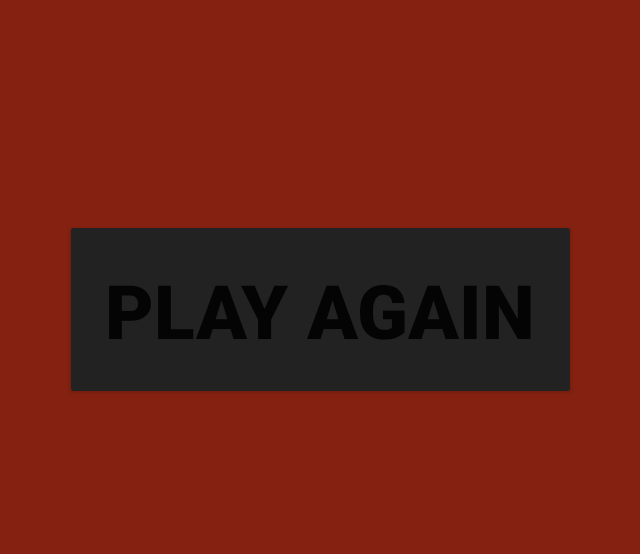
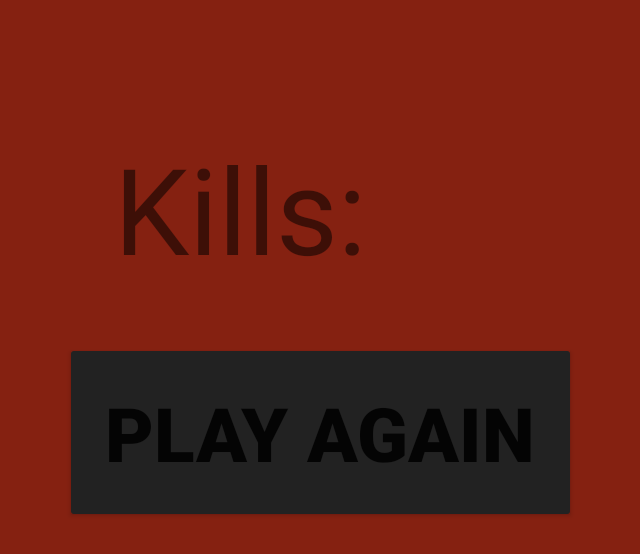
Before and after one commit to 21tanman/CPSC312-Project-Zambies, an Android app: the EndScreen screen opened directly, with no data from a screen before it, on a phone screen of 824 x 412 dp (held sideways). Shown: the top 554 px of the screen, without its empty margins (297-937 px from the left). Run offline under Robolectric (Android 15) with nearby library versions, the phone set to English and light mode, and no system bars; 2 statements that could not run were skipped.

```diff
--- a/app/src/main/java/com/example/projectzombies/EndScreen.java
+++ b/app/src/main/java/com/example/projectzombies/EndScreen.java
@@ -2,6 +2,8 @@ package com.example.projectzombies;
 
 import androidx.appcompat.app.AppCompatActivity;
 
+import android.content.Context;
+import android.content.SharedPreferences;
 import android.os.Bundle;
 
 public class EndScreen extends AppCompatActivity {
@@ -9,5 +11,9 @@ public class EndScreen extends AppCompatActivity {
     protected void onCreate(Bundle savedInstanceState) {
         super.onCreate(savedInstanceState);
         setContentView(R.layout.activity_end_screen);
+
+        Context context = getActivity();
+        SharedPreferences sharedPref = context.getSharedPreferences(getString(R.integer.preference_file_key),Context.MODE_PRIVATE);
+
     }
 }
--- a/app/src/main/res/layout/activity_end_screen.xml
+++ b/app/src/main/res/layout/activity_end_screen.xml
@@ -12,10 +12,10 @@
         android:id="@+id/playAgainBtn"
         android:layout_width="wrap_content"
         android:layout_height="wrap_content"
-        android:layout_marginStart="230dp"
-        android:layout_marginTop="157dp"
-        android:layout_marginEnd="231dp"
-        android:layout_marginBottom="157dp"
+        android:layout_marginStart="207dp"
+        android:layout_marginTop="239dp"
+        android:layout_marginEnd="208dp"
+        android:layout_marginBottom="75dp"
         android:backgroundTint="#222222"
         android:padding="40px"
         android:text="Play Again"
@@ -26,5 +26,18 @@
         app:layout_constraintStart_toStartOf="parent"
         app:layout_constraintTop_toTopOf="parent" />
 
-
+    <TextView
+        android:layout_width="wrap_content"
+        android:layout_height="wrap_content"
+        android:layout_marginStart="207dp"
+        android:layout_marginTop="85dp"
+        android:layout_marginEnd="315dp"
+        android:layout_marginBottom="48dp"
+        android:text=" Kills: "
+        android:textSize="80dp"
+        app:layout_constraintBottom_toTopOf="@+id/playAgainBtn"
+        app:layout_constraintEnd_toEndOf="parent"
+        app:layout_constraintStart_toStartOf="parent"
+        app:layout_constraintTop_toTopOf="parent"
+        app:layout_constraintVertical_bias="0.0" />
 </androidx.constraintlayout.widget.ConstraintLayout>
```
